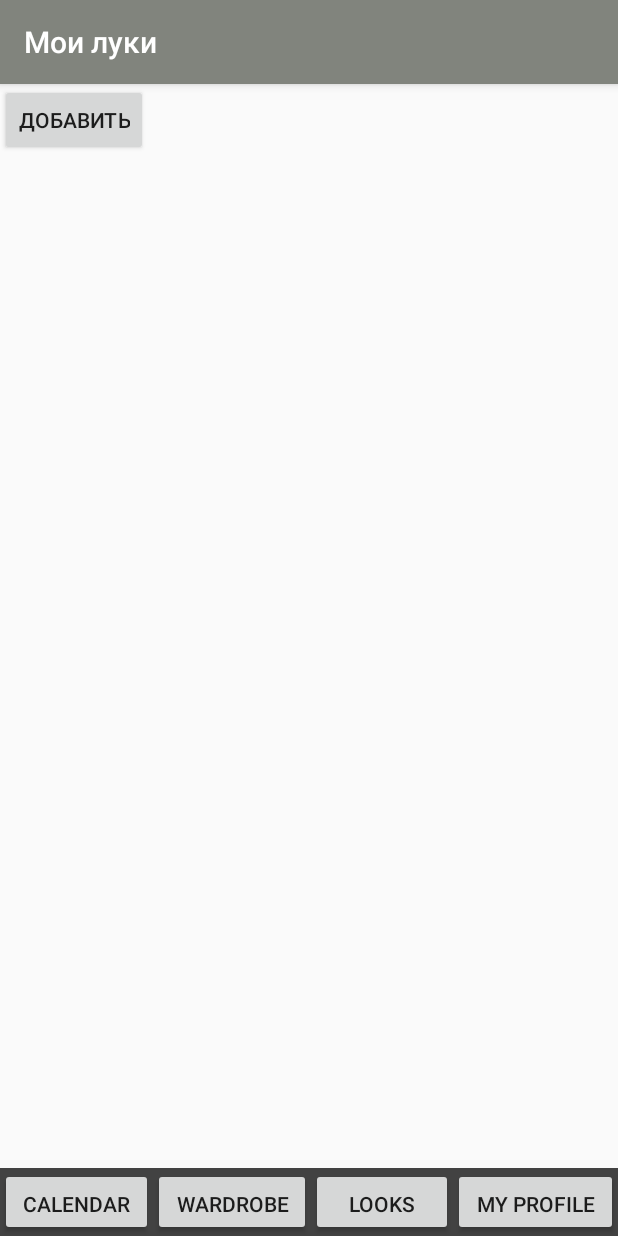
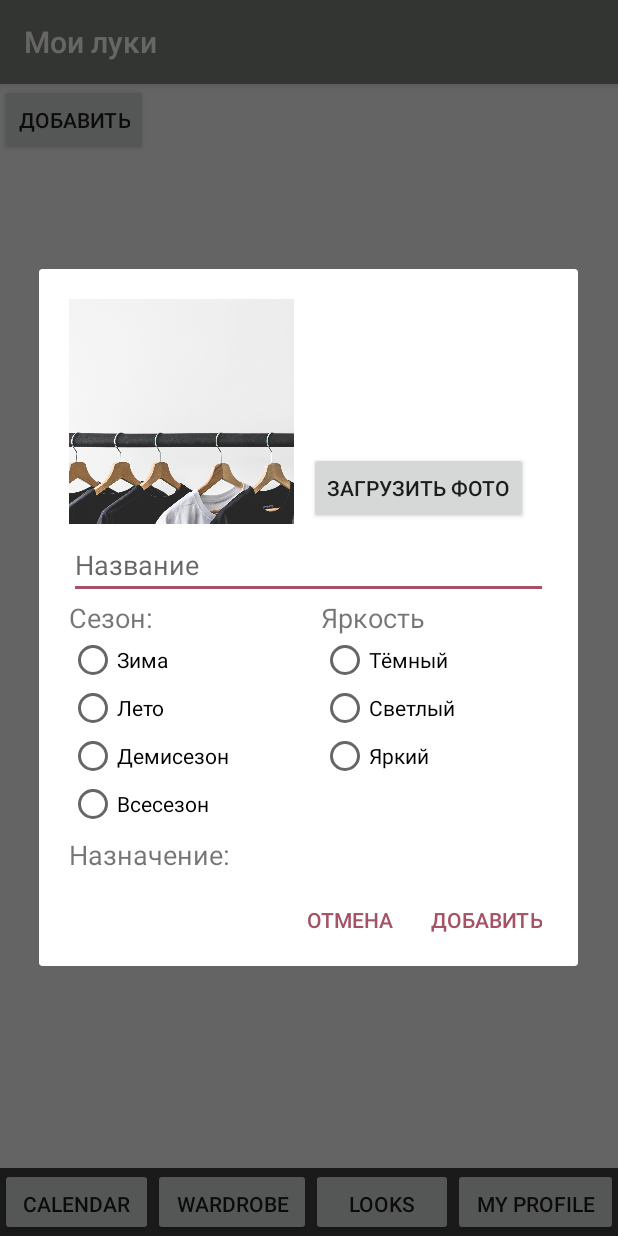
Before and after one commit to lermala/ViWardrobe, an Android app: the fragment LooksFragment placed in its activity, after a tap on "ДОБАВИТЬ", on a phone screen of 412 x 824 dp. Run offline under Robolectric (Android 15) with nearby library versions, the phone set to English and light mode, and no system bars.

Commit message:
new disign 4 add

```diff
--- /dev/null
+++ b/app/src/main/java/com/example/myapplication/Logic/workWithClothes/Clothes.java
@@ -0,0 +1,107 @@
+package com.example.myapplication.Logic.workWithClothes;
+
+import com.example.myapplication.Logic.Tags;
+
+public class Clothes{
+
+    //----ОСНОВНЫЕ ПОЛЯ-----
+    private String name;
+    private String type;
+    private int image;
+    //----------------------
+
+    //--------ТЭГИ---------- (необязат)
+    private Tags.Season season; //сезон
+    private Tags.Use use; // для чего (повседневный...)
+    private Tags.Brightness brightness; //яркость
+    //----------------------
+
+
+    private static final String[] types = {
+            //TODO: убрать "Все" и возможно переделать из стринг в enum
+            "Все",
+            "Верхняя одежда",
+            "Джемперы и кардиганы",
+            "Футболки и майки",
+            "Блузки, рубашки, водолазки",
+            "Костюмы - комбинезоны",
+            "Платья - сарафаны",
+            "Брюки - джинсы",
+            "Толстовки - худи",
+            "Жакеты - пиджаки",
+            "Юбки - шорты",
+            "Аксессуары",
+            "Обувь"
+    };
+
+    //конструктор без тэгов
+    public Clothes(String name, String type, int image) {
+        this.name = name;
+        this.type = type;
+        this.image = image;
+    }
+
+    //-------КОНСТРУКТОРЫ С ТЭГАМИ------------
+
+    public Clothes(String name, String type, int image, Tags.Season season, Tags.Use use, Tags.Brightness brightness) {
+        this.name = name;
+        this.type = type;
+        this.image = image;
+        this.season = season;
+        this.use = use;
+        this.brightness = brightness;
+    }
+
+    public Clothes(String name, String type, int image, Tags.Season season) {
+        this.name = name;
+        this.type = type;
+        this.image = image;
+        this.season = season;
+    }
+
+    public Clothes(String name, String type, int image, Tags.Use use) {
+        this.name = name;
+        this.type = type;
+        this.image = image;
+        this.use = use;
+    }
+
+    public Clothes(String name, String type, int image, Tags.Brightness brightness) {
+        this.name = name;
+        this.type = type;
+        this.image = image;
+        this.brightness = brightness;
+    }
+
+    //--------------------------------
+
+
+
+    public String getName() {
+        return name;
+    }
+
+    public String getType() {
+        return type;
+    }
+
+    public int getImage() {
+        return image;
+    }
+
+    public void setName(String name) {
+        this.name = name;
+    }
+
+    public void setType(String type) {
+        this.type = type;
+    }
+
+    public void setImage(int image) {
+        this.image = image;
+    }
+
+    public static String[] getTypes() {
+        return types;
+    }
+}
--- a/app/src/main/java/com/example/myapplication/workWithClothes/ClothesAdapter.java
+++ b/app/src/main/java/com/example/myapplication/Logic/workWithClothes/ClothesAdapter.java
@@ -1,4 +1,4 @@
-package com.example.myapplication.workWithClothes;
+package com.example.myapplication.Logic.workWithClothes;
 
 import android.content.Context;
 import android.view.LayoutInflater;
@@ -6,10 +6,8 @@ import android.view.View;
 import android.view.ViewGroup;
 import android.widget.ArrayAdapter;
 import android.widget.ImageView;
-import android.widget.TextView;
 
 import com.example.myapplication.R;
-import com.example.myapplication.workWithClothes.Clothes;
 
 import java.util.List;
 
--- a/app/src/main/java/com/example/myapplication/workWithClothes/LoadClothesInterface.java
+++ b/app/src/main/java/com/example/myapplication/Logic/workWithClothes/LoadClothesInterface.java
@@ -1,4 +1,4 @@
-package com.example.myapplication.workWithClothes;
+package com.example.myapplication.Logic.workWithClothes;
 
 import java.util.ArrayList;
 
--- a/app/src/main/java/com/example/myapplication/workWithClothes/WorkClothes.java
+++ b/app/src/main/java/com/example/myapplication/Logic/workWithClothes/WorkClothes.java
@@ -1,8 +1,6 @@
-package com.example.myapplication.workWithClothes;
+package com.example.myapplication.Logic.workWithClothes;
 
-import android.widget.AdapterView;
 import android.widget.ListView;
-import android.widget.Toast;
 
 import com.example.myapplication.R;
 
--- a/app/src/main/java/com/example/myapplication/workWithLooks/LookAdapter.java
+++ b/app/src/main/java/com/example/myapplication/Logic/workWithLooks/LookAdapter.java
@@ -1,4 +1,4 @@
-package com.example.myapplication.workWithLooks;
+package com.example.myapplication.Logic.workWithLooks;
 
 import android.content.Context;
 import android.view.LayoutInflater;
--- a/app/src/main/java/com/example/myapplication/MainActivity.java
+++ b/app/src/main/java/com/example/myapplication/MainActivity.java
@@ -1,30 +1,22 @@
 package com.example.myapplication;
 
-import androidx.annotation.Nullable;
 import androidx.appcompat.app.AppCompatActivity;
 import androidx.fragment.app.Fragment;
 import androidx.fragment.app.FragmentManager;
 import androidx.fragment.app.FragmentTransaction;
 
 import android.content.Intent;
-import android.database.Cursor;
-import android.graphics.Bitmap;
-import android.graphics.BitmapFactory;
 import android.net.Uri;
 import android.os.Bundle;
-import android.provider.MediaStore;
 import android.view.View;
-import android.widget.FrameLayout;
-import android.widget.ImageView;
-import android.widget.Spinner;
 
-import com.example.myapplication.menuFragments.AddingClothesFragment;
+import com.example.myapplication.menuFragments.Dialogs.AddingClothesFragment;
 import com.example.myapplication.menuFragments.CalendarFragment;
+import com.example.myapplication.menuFragments.Dialogs.FragmentAddingLooks;
+import com.example.myapplication.menuFragments.Dialogs.TagsDialogFragment;
 import com.example.myapplication.menuFragments.HomeFragment;
 import com.example.myapplication.menuFragments.LooksFragment;
 import com.example.myapplication.menuFragments.ProfileFragment;
-
-import java.net.DatagramPacket;
 
 public class MainActivity extends AppCompatActivity {
 
@@ -63,6 +55,21 @@ public class MainActivity extends AppCompatActivity {
         //image_for_adding
     }
 
+    // открытие диалогового окна для добавления ЛУКОВ
+    public void openDialogLook(View view){
+        FragmentManager manager = getSupportFragmentManager();
+        FragmentAddingLooks fragmentAddingLooks = new FragmentAddingLooks();
+        fragmentAddingLooks.show(manager, "dialog");
+    }
+
+
+    // открытие диалогового окна для тэгов
+    public void openDialogTags(View view){
+        FragmentManager manager = getSupportFragmentManager();
+        TagsDialogFragment tagsDialogFragment = new TagsDialogFragment();
+        tagsDialogFragment.show(manager, "dialog");
+    }
+
     //событие для кнопки "Добавить" (одежду)
     public void AddClothes(View view){
         FragmentManager manager = getSupportFragmentManager();
--- a/app/src/main/java/com/example/myapplication/menuFragments/AddingClothesFragment.java
+++ b/app/src/main/java/com/example/myapplication/menuFragments/Dialogs/AddingClothesFragment.java
@@ -1,4 +1,4 @@
-package com.example.myapplication.menuFragments;
+package com.example.myapplication.menuFragments.Dialogs;
 import android.app.AlertDialog;
 import android.app.Dialog;
 import android.content.DialogInterface;
@@ -11,12 +11,10 @@ import android.view.LayoutInflater;
 import android.view.View;
 import android.view.ViewGroup;
 import android.widget.ArrayAdapter;
-import android.widget.ImageView;
 import android.widget.Spinner;
-import android.widget.TextView;
 
 import com.example.myapplication.R;
-import com.example.myapplication.workWithClothes.Clothes;
+import com.example.myapplication.Logic.workWithClothes.Clothes;
 
 public class AddingClothesFragment extends DialogFragment {
 
--- a/app/src/main/java/com/example/myapplication/ClothesDialogFragment.java
+++ b/app/src/main/java/com/example/myapplication/menuFragments/Dialogs/ClothesDialogFragment.java
@@ -1,4 +1,4 @@
-package com.example.myapplication;
+package com.example.myapplication.menuFragments.Dialogs;
 
 import android.app.AlertDialog;
 import android.app.Dialog;
@@ -6,13 +6,13 @@ import android.content.DialogInterface;
 import android.os.Bundle;
 import android.view.LayoutInflater;
 import android.view.View;
-import android.widget.Button;
 import android.widget.ImageView;
 import android.widget.TextView;
 
 import androidx.fragment.app.DialogFragment;
 
-import com.example.myapplication.workWithClothes.Clothes;
+import com.example.myapplication.Logic.workWithClothes.Clothes;
+import com.example.myapplication.R;
 
 // Фрагмент для просмотра одежды
 public class ClothesDialogFragment extends DialogFragment {
--- /dev/null
+++ b/app/src/main/java/com/example/myapplication/menuFragments/Dialogs/FragmentAddingLooks.java
@@ -0,0 +1,52 @@
+package com.example.myapplication.menuFragments.Dialogs;
+
+import android.app.AlertDialog;
+import android.app.Dialog;
+import android.content.DialogInterface;
+import android.os.Bundle;
+
+import androidx.annotation.NonNull;
+import androidx.annotation.Nullable;
+import androidx.fragment.app.DialogFragment;
+import androidx.fragment.app.Fragment;
+import androidx.fragment.app.FragmentManager;
+import androidx.fragment.app.FragmentTransaction;
+
+import android.view.LayoutInflater;
+import android.view.View;
+import android.view.ViewGroup;
+
+import com.example.myapplication.R;
+import com.example.myapplication.menuFragments.Dialogs.TagsDialogFragment;
+
+public class FragmentAddingLooks extends DialogFragment {
+
+    @NonNull
+    @Override
+    public Dialog onCreateDialog(@Nullable Bundle savedInstanceState) {
+        AlertDialog.Builder builder = new AlertDialog.Builder(getActivity());
+        LayoutInflater inflater = getActivity().getLayoutInflater();
+
+        // задаем диалог окну вид (=фрагмент)
+        View view = inflater.inflate(R.layout.fragment_adding_looks, null);
+
+        builder.setView(view);
+        builder.setNegativeButton("Отмена", new DialogInterface.OnClickListener() {
+            public void onClick(DialogInterface dialog, int id) {
+                // Закрываем окно
+                dialog.cancel();
+            }
+        });
+        builder.setPositiveButton("Добавить", new DialogInterface.OnClickListener() {
+            public void onClick(DialogInterface dialog, int id) {
+                //TODO: здесь будет релазиция добавления, которую я когда-нибудь сделаю
+                dialog.cancel();
+            }
+        });
+        return builder.create();
+    }
+
+
+
+
+}
--- a/app/src/main/java/com/example/myapplication/menuFragments/LooksFragment.java
+++ b/app/src/main/java/com/example/myapplication/menuFragments/LooksFragment.java
@@ -12,9 +12,9 @@ import android.widget.GridView;
 import android.widget.Toast;
 
 import com.example.myapplication.R;
-import com.example.myapplication.workWithClothes.Clothes;
-import com.example.myapplication.workWithLooks.Look;
-import com.example.myapplication.workWithLooks.LookAdapter;
+import com.example.myapplication.Logic.workWithClothes.Clothes;
+import com.example.myapplication.Logic.workWithLooks.Look;
+import com.example.myapplication.Logic.workWithLooks.LookAdapter;
 
 import java.util.ArrayList;
 import java.util.List;
--- a/app/src/main/java/com/example/myapplication/menuFragments/ProfileFragment.java
+++ b/app/src/main/java/com/example/myapplication/menuFragments/ProfileFragment.java
@@ -2,7 +2,6 @@ package com.example.myapplication.menuFragments;
 
 import android.os.Bundle;
 
-import androidx.annotation.Nullable;
 import androidx.fragment.app.Fragment;
 
 import android.view.LayoutInflater;
@@ -11,8 +10,8 @@ import android.view.ViewGroup;
 import android.widget.TextView;
 
 import com.example.myapplication.R;
-import com.example.myapplication.workWithClothes.LoadClothesInterface;
-import com.example.myapplication.workWithClothes.WorkClothes;
+import com.example.myapplication.Logic.workWithClothes.LoadClothesInterface;
+import com.example.myapplication.Logic.workWithClothes.WorkClothes;
 
 public class ProfileFragment extends Fragment {
 
--- /dev/null
+++ b/app/src/main/res/layout/fragment_adding_looks.xml
@@ -0,0 +1,138 @@
+<?xml version="1.0" encoding="utf-8"?>
+<LinearLayout xmlns:android="http://schemas.android.com/apk/res/android"
+    xmlns:tools="http://schemas.android.com/tools"
+    android:layout_width="match_parent"
+    android:layout_height="match_parent"
+    android:orientation="vertical"
+    tools:context=".menuFragments.Dialogs.FragmentAddingLooks">
+
+    <LinearLayout
+        android:layout_width="match_parent"
+        android:layout_height="wrap_content">
+
+        <ImageView
+            android:id="@+id/image_for_adding"
+            android:layout_marginTop="20dp"
+            android:layout_marginLeft="20dp"
+            android:layout_marginRight="10dp"
+            android:background="@color/cardview_dark_background"
+            android:scaleType="centerCrop"
+            android:src="@drawable/fon"
+            android:layout_height="150dp"
+            android:layout_width="150dp"/>
+
+        <Button
+            android:layout_width="wrap_content"
+            android:layout_height="wrap_content"
+            android:layout_gravity="bottom"
+            android:layout_marginRight="20dp"
+            android:text="Загрузить фото" />
+
+    </LinearLayout>
+
+    <EditText
+        android:layout_width="match_parent"
+        android:layout_height="40dp"
+        android:maxLines="1"
+        android:layout_marginTop="10dp"
+        android:layout_marginLeft="20dp"
+        android:layout_marginRight="20dp"
+        android:hint="Название"/>
+
+
+
+    <TableLayout
+        android:layout_width="match_parent"
+        android:layout_height="wrap_content"
+        android:layout_marginRight="20dp"
+        android:layout_marginLeft="20dp">
+
+        <TableRow>
+            <TextView
+                android:text="Сезон:"
+                android:textSize="18sp"
+                android:layout_weight="1">
+            </TextView>
+
+            <TextView
+                android:text="Яркость"
+                android:textSize="18sp"
+                android:layout_weight="1">
+            </TextView>
+        </TableRow>
+
+
+
+        <TableRow>
+            <LinearLayout
+                android:layout_weight="1">
+                <RadioGroup
+                    android:layout_width="wrap_content"
+                    android:layout_height="wrap_content" >
+
+                    <RadioButton
+                        android:layout_width="wrap_content"
+                        android:layout_height="wrap_content"
+                        android:text="Зима" />
+
+                    <RadioButton
+                        android:layout_width="wrap_content"
+                        android:layout_height="wrap_content"
+                        android:text="Лето" />
+
+                    <RadioButton
+                        android:layout_width="wrap_content"
+                        android:layout_height="wrap_content"
+                        android:text="Демисезон" />
+
+                    <RadioButton
+                        android:layout_width="wrap_content"
+                        android:layout_height="wrap_content"
+                        android:text="Всесезон" />
+                </RadioGroup>
+            </LinearLayout>
+
+            <LinearLayout
+                android:layout_weight="1">
+                <RadioGroup
+                    android:layout_width="wrap_content"
+                    android:layout_height="wrap_content" >
+
+                    <RadioButton
+                        android:layout_width="wrap_content"
+                        android:layout_height="wrap_content"
+                        android:text="Тёмный" />
+
+                    <RadioButton
+                        android:layout_width="wrap_content"
+                        android:layout_height="wrap_content"
+                        android:text="Светлый" />
+
+                    <RadioButton
+                        android:layout_width="wrap_content"
+                        android:layout_height="wrap_content"
+                        android:text="Яркий" />
+
+                </RadioGroup>
+            </LinearLayout>
+        </TableRow>
+
+
+        <TableRow
+            android:layout_marginTop="5dp">
+            <TextView
+                android:text="Назначение:"
+                android:layout_weight="1"
+                android:textSize="18sp">
+            </TextView>
+
+
+        </TableRow>
+
+
+
+    </TableLayout>
+
+
+
+</LinearLayout>
--- a/app/src/main/res/layout/fragment_dialog_clothes.xml
+++ b/app/src/main/res/layout/fragment_dialog_clothes.xml
@@ -4,7 +4,7 @@
     android:orientation="vertical"
     android:layout_width="match_parent"
     android:layout_height="match_parent"
-    tools:context=".ClothesDialogFragment" >
+    tools:context=".menuFragments.Dialogs.ClothesDialogFragment" >
 
     <ImageView
         android:id="@+id/dialog_clothes_image"
--- a/app/src/main/res/layout/fragment_home.xml
+++ b/app/src/main/res/layout/fragment_home.xml
@@ -20,7 +20,8 @@
                         <Spinner
                             android:id="@+id/home_filter"
                             android:layout_width="wrap_content"
-                            android:layout_height="match_parent" />
+                            android:layout_height="match_parent"
+                            android:spinnerMode="dialog" />
 
                 </TableRow>
         </TableLayout>
--- a/app/src/main/res/layout/fragment_looks.xml
+++ b/app/src/main/res/layout/fragment_looks.xml
@@ -16,7 +16,7 @@
                 android:id="@+id/button_add_looks"
                 android:layout_width="match_parent"
                 android:layout_height="match_parent"
-                android:onClick="onClick1"
+                android:onClick="openDialogLook"
                 android:text="Добавить" />
 
         </TableRow>
```
Also changed, not shown: app/src/main/java/com/example/myapplication/Logic/workWithLooks/Look.java (renamed from app/src/main/java/com/example/myapplication/workWithLooks/Look.java, +13 -21 lines), app/src/main/java/com/example/myapplication/menuFragments/HomeFragment.java (+5 -6 lines), app/src/main/java/com/example/myapplication/workWithClothes/Clothes.java (deleted, +0 -81 lines), app/src/main/res/layout/fragment_adding_clothes.xml (+12 -14 lines).
